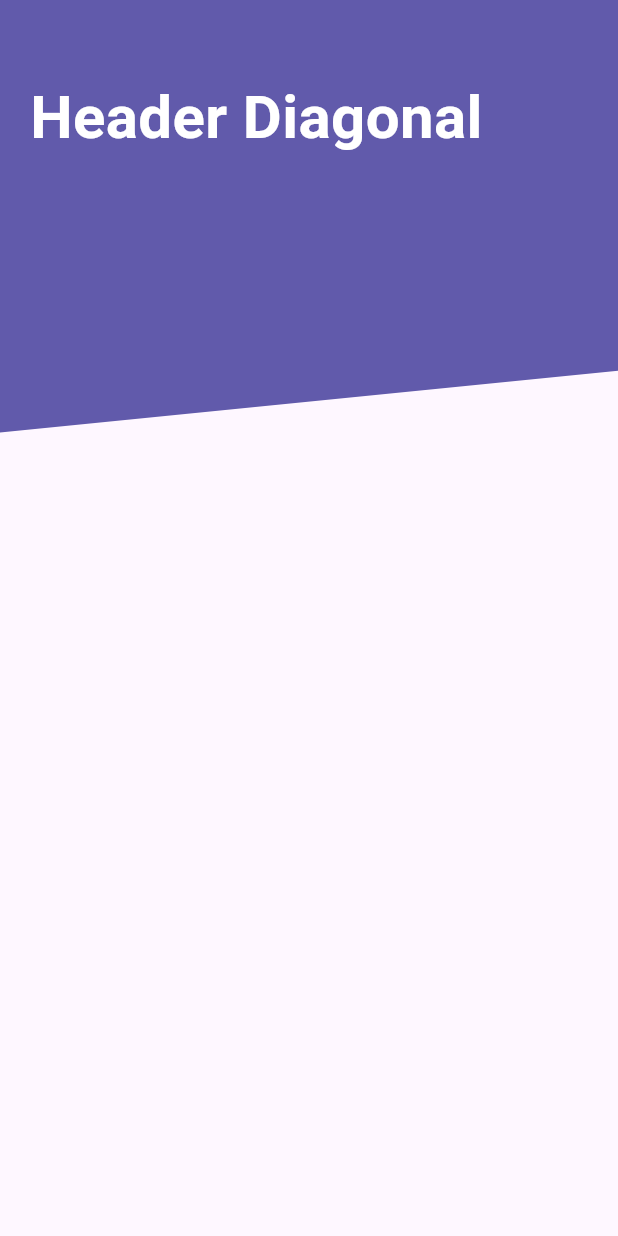
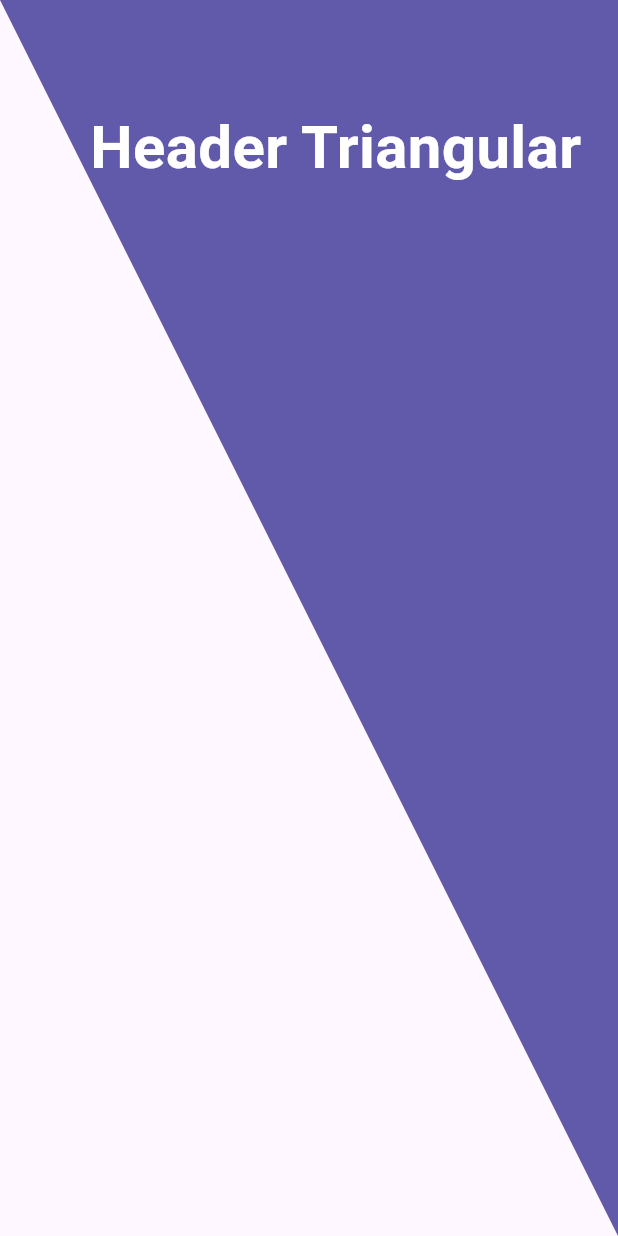
Before and after one commit to gnievap/custom_painter, a Flutter app: the screen it shows after launch, on a phone screen of 412 x 824 dp. Run offline on Flutter 3.47's test engine with Material 3 defaults, Android fonts, the phone set to English and light mode, and no system bars.

Commit message:
Header Triangular Superior

```diff
--- a/lib/src/pages/headers_page.dart
+++ b/lib/src/pages/headers_page.dart
@@ -7,7 +7,7 @@
   @override
   Widget build(BuildContext context) {
     return Scaffold(
-      body: HeaderDiagonal()
+      body: HeaderTriangular()
     );
   }
 }
--- a/lib/src/widgets/headers.dart
+++ b/lib/src/widgets/headers.dart
@@ -83,3 +83,57 @@
   @override
   bool shouldRepaint(CustomPainter oldDelegate) => true;
 }
+
+class HeaderTriangular extends StatelessWidget {
+  const HeaderTriangular({super.key});
+
+  @override
+  Widget build(BuildContext context) {
+    return  Stack(
+      children: [
+        SizedBox(
+        height: double.infinity,
+        width: double.infinity,
+        //color: Color(0xff615AAB),
+        child: CustomPaint(
+          painter: _HeaderTriangularPainter(),
+        ),
+      ),
+      Positioned(
+        top: 70,
+        left: 60,
+        child: Text(
+          'Header Triangular',
+          style: TextStyle(
+            color: Colors.white,
+            fontSize: 40,
+            fontWeight: FontWeight.bold,
+          ),
+        ),
+      ),
+      ],
+    );
+  }
+}
+
+class _HeaderTriangularPainter extends CustomPainter {
+  @override
+  void paint(Canvas canvas, Size size) {
+    final lapiz = Paint();
+    // Propiedades
+    lapiz.color = Color(0xff615AAB);
+    lapiz.style = PaintingStyle.fill; // .fill .stroke
+    lapiz.strokeWidth = 2;
+
+    final path =  Path();
+    // Dibujar con el path y el lapiz
+    path.moveTo(0, 0);
+    path.lineTo(size.width, size.height );
+    path.lineTo(size.width, 0);
+    path.lineTo(0, 0);
+    canvas.drawPath(path, lapiz);
+  }
+
+  @override
+  bool shouldRepaint(CustomPainter oldDelegate) => true;
+}
```
